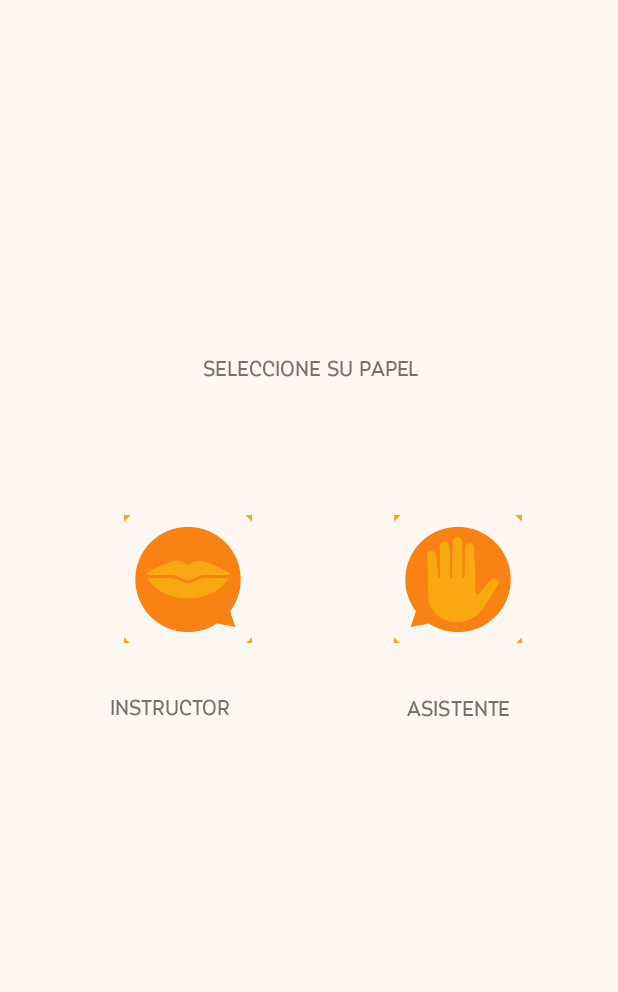
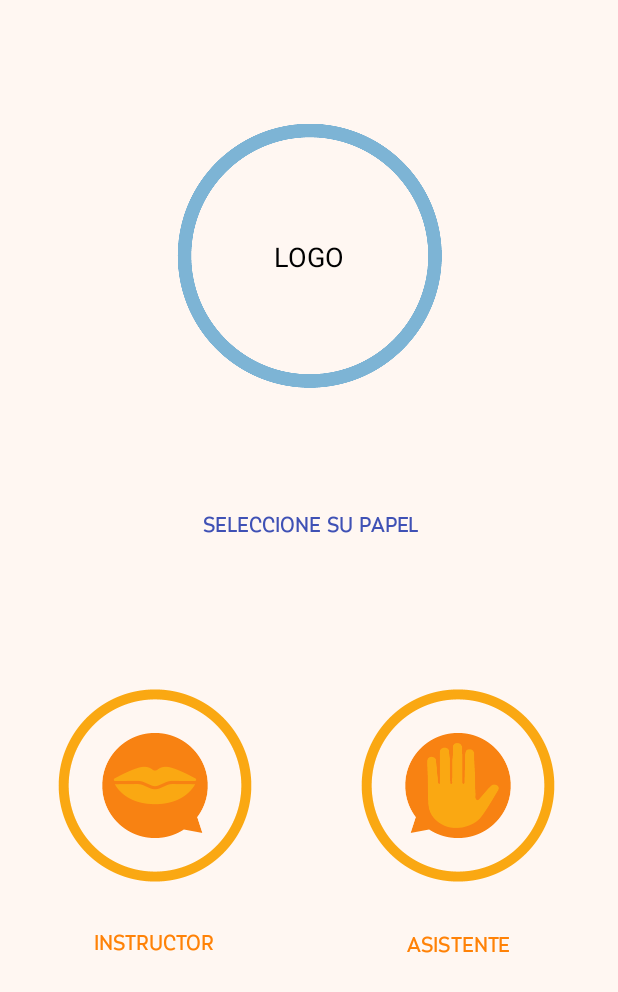
Before and after one commit to MuspelWolf/androidMVP, an Android app: the layout activity_menu.xml on its own in the app's theme, with its tools: preview values and no code run, on a phone screen of 412 x 824 dp. Shown: the top 992 px of the screen. Run offline under Robolectric (Android 15) with nearby library versions, the phone set to English and light mode, and no system bars.

Commit message:
UI Changes

```diff
--- a/MVP30/app/src/main/AndroidManifest.xml
+++ b/MVP30/app/src/main/AndroidManifest.xml
@@ -39,11 +39,11 @@
            android:parentActivityName=".RoomCreate">
            <meta-data
                android:name="android.support.PARENT_ACTIVITY"
-               android:value=".RoomCreate"/>>
+               android:value=".RoomCreate"/>
        </activity>
 
-        <activity android:name=".Menu">
-
+        <activity android:name=".Menu"
+            android:theme="@style/AppTheme.NoTitleBar">
             <intent-filter>
                 <action android:name="android.intent.action.MAIN" />
                 <category android:name="android.intent.category.LAUNCHER" />
--- a/MVP30/app/src/main/java/com/example/miau/mvp30/RoomCreate.java
+++ b/MVP30/app/src/main/java/com/example/miau/mvp30/RoomCreate.java
@@ -164,6 +164,7 @@
 
         if(!isConnected) {
             WIFI.setText( "No estás conectado" );
+            PIN.setText( "0000" );
             btnCreate.setEnabled( false );
         } else {
             WIFI.setText( getWIFIName() );
@@ -176,7 +177,7 @@
     public boolean onOptionsItemSelected(MenuItem item) {
         switch (item.getItemId()) {
             case android.R.id.home:
-                Intent intent = new Intent(this, Menu.class);
+                Intent intent = new Intent(this, com.example.miau.mvp30.Menu.class);
                 intent.addFlags(Intent.FLAG_ACTIVITY_CLEAR_TOP);
                 startActivity(intent);
                 return true;
--- a/MVP30/app/src/main/res/layout/activity_access.xml
+++ b/MVP30/app/src/main/res/layout/activity_access.xml
@@ -5,7 +5,6 @@
     android:layout_width="match_parent"
     android:layout_height="match_parent"
     android:fitsSystemWindows="true"
-    android:background="@color/background"
     tools:layout_editor_absoluteY="81dp"
      >
 
@@ -20,6 +19,7 @@
         android:text="una vez conectado a su wifi use el codigo del instructor"
         android:textAlignment="center"
         android:textAppearance="?android:attr/textAppearanceLarge"
+        android:textColor="@color/colorPrimary"
         android:textSize="14sp" />
 
     <EditText
@@ -62,9 +62,11 @@
         android:layout_alignParentTop="true"
         android:layout_centerHorizontal="true"
         android:layout_marginTop="215dp"
+        android:background="@color/colorPrimary"
         android:enabled="false"
         android:fontFamily="@font/cantarell"
-        android:text="Continuar" />
+        android:text="Continuar"
+        android:textColor="@android:color/white" />
 
     <TextView
         android:id="@+id/wifiname"
--- a/MVP30/app/src/main/res/layout/activity_menu.xml
+++ b/MVP30/app/src/main/res/layout/activity_menu.xml
@@ -9,32 +9,30 @@
 
     <android.support.v7.widget.AppCompatImageButton
         android:id="@+id/bprof"
-        android:layout_width="85dp"
-        android:layout_height="85dp"
+        android:layout_width="150dp"
+        android:layout_height="150dp"
         android:layout_marginBottom="8dp"
-        android:layout_marginEnd="76dp"
-        android:layout_marginStart="64dp"
+        android:layout_marginStart="28dp"
         android:layout_marginTop="8dp"
         android:background="@android:color/transparent"
         app:layout_constraintBottom_toBottomOf="parent"
-        app:layout_constraintEnd_toStartOf="@+id/bpup"
         app:layout_constraintStart_toStartOf="parent"
         app:layout_constraintTop_toTopOf="parent"
-        app:layout_constraintVertical_bias="0.464"
+        app:layout_constraintVertical_bias="0.67"
         app:srcCompat="@mipmap/instructor" />
 
     <android.support.v7.widget.AppCompatImageButton
         android:id="@+id/bpup"
-        android:layout_width="85dp"
-        android:layout_height="85dp"
+        android:layout_width="150dp"
+        android:layout_height="150dp"
         android:layout_marginBottom="8dp"
-        android:layout_marginEnd="64dp"
+        android:layout_marginEnd="32dp"
         android:layout_marginTop="8dp"
         android:background="@android:color/transparent"
         app:layout_constraintBottom_toBottomOf="parent"
         app:layout_constraintEnd_toEndOf="parent"
         app:layout_constraintTop_toTopOf="parent"
-        app:layout_constraintVertical_bias="0.464"
+        app:layout_constraintVertical_bias="0.67"
         app:srcCompat="@mipmap/asistente" />
 
     <TextView
@@ -48,30 +46,29 @@
         android:fontFamily="@font/myra"
         android:text="seleccione su papel"
         android:textAlignment="center"
+        android:textColor="@color/colorPrimary"
         app:layout_constraintBottom_toBottomOf="parent"
         app:layout_constraintEnd_toEndOf="parent"
         app:layout_constraintHorizontal_bias="0.523"
         app:layout_constraintStart_toStartOf="parent"
         app:layout_constraintTop_toTopOf="parent"
-        app:layout_constraintVertical_bias="0.293" />
+        app:layout_constraintVertical_bias="0.425" />
 
     <TextView
         android:id="@+id/textView2"
         android:layout_width="85dp"
         android:layout_height="wrap_content"
         android:layout_marginBottom="8dp"
-        android:layout_marginEnd="8dp"
-        android:layout_marginStart="68dp"
+        android:layout_marginStart="60dp"
         android:layout_marginTop="8dp"
         android:fontFamily="@font/myra"
         android:text="instructor"
         android:textAlignment="center"
+        android:textColor="@color/colorAccent"
         app:layout_constraintBottom_toBottomOf="parent"
-        app:layout_constraintEnd_toStartOf="@+id/textView3"
-        app:layout_constraintHorizontal_bias="0.026"
         app:layout_constraintStart_toStartOf="parent"
         app:layout_constraintTop_toBottomOf="@+id/bprof"
-        app:layout_constraintVertical_bias="0.076" />
+        app:layout_constraintVertical_bias="0.074" />
 
     <TextView
         android:id="@+id/textView3"
@@ -83,9 +80,29 @@
         android:fontFamily="@font/myra"
         android:text="asistente"
         android:textAlignment="center"
+        android:textColor="@color/colorAccent"
         app:layout_constraintBottom_toBottomOf="parent"
         app:layout_constraintEnd_toEndOf="parent"
         app:layout_constraintTop_toBottomOf="@+id/bpup"
         app:layout_constraintVertical_bias="0.078" />
 
+    <TextView
+        android:id="@+id/Logo"
+        android:layout_width="wrap_content"
+        android:layout_height="wrap_content"
+        android:layout_marginBottom="8dp"
+        android:layout_marginEnd="8dp"
+        android:layout_marginStart="8dp"
+        android:layout_marginTop="8dp"
+        android:background="@mipmap/cronocircle"
+        android:gravity="center_vertical"
+        android:text="LOGO"
+        android:textAlignment="center"
+        android:textColor="@android:color/black"
+        android:textSize="18sp"
+        app:layout_constraintBottom_toTopOf="@+id/textView"
+        app:layout_constraintEnd_toEndOf="parent"
+        app:layout_constraintStart_toStartOf="parent"
+        app:layout_constraintTop_toTopOf="parent" />
+
 </android.support.constraint.ConstraintLayout>
--- a/MVP30/app/src/main/res/layout/activity_room_create.xml
+++ b/MVP30/app/src/main/res/layout/activity_room_create.xml
@@ -20,6 +20,7 @@
         android:gravity="center"
         android:text="indique a los asistentes su red wifi y el siguiente codigo"
         android:textAlignment="center"
+        android:textColor="@color/colorPrimary"
         android:textSize="14sp"
         tools:ignore="HardcodedText" />
 
--- a/MVP30/app/src/main/res/values/styles.xml
+++ b/MVP30/app/src/main/res/values/styles.xml
@@ -9,6 +9,12 @@
         <item name="android:homeAsUpIndicator">@drawable/selector</item>
     </style>
 
+    <style name="AppTheme.NoTitleBar" parent="Theme.AppCompat.Light.NoActionBar">
+        <item name="colorPrimary">@color/colorPrimary</item>
+        <item name="colorPrimaryDark">@color/colorPrimaryDark</item>
+        <item name="colorAccent">@color/colorAccent</item>
+        <item name="android:homeAsUpIndicator">@drawable/selector</item>
+    </style>
 
 
 </resources>
```
Also changed, not shown: MVP30/app/src/main/java/com/example/miau/mvp30/Room.java (+7 -1 lines), MVP30/app/src/main/res/layout/activity_room.xml (+14 -4 lines).
